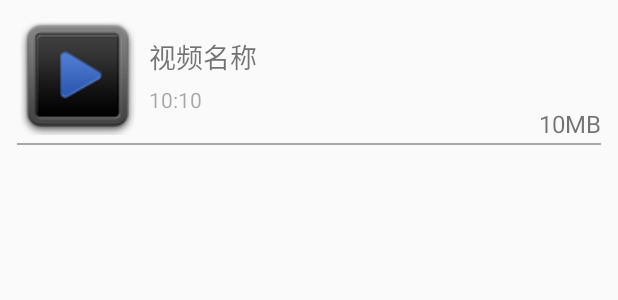
After one commit to ppq19960109/MobilePlay, an Android app: the layout adapt_video_pager.xml on its own in the app's theme, with its tools: preview values and no code run, on a phone screen of 412 x 824 dp. The commit adds this screen. Shown: the top 300 px of the screen. Run offline under Robolectric (Android 15) with nearby library versions, the phone set to English and light mode, and no system bars.

Commit message:
V1.11_9.22

```diff
--- /dev/null
+++ b/app/src/main/res/layout/adapt_video_pager.xml
@@ -0,0 +1,59 @@
+<?xml version="1.0" encoding="utf-8"?>
+<RelativeLayout xmlns:android="http://schemas.android.com/apk/res/android"
+    android:layout_width="match_parent"
+    android:padding="3dp"
+    android:minHeight="100dp"
+    android:layout_height="100dp">
+
+    <ImageView
+        android:id="@+id/iv_icon"
+        android:layout_centerVertical="true"
+        android:layout_marginLeft="8dp"
+        android:layout_width="80dp"
+        android:layout_height="80dp"
+        android:src="@drawable/video_default_icon" />
+
+    <LinearLayout
+        android:layout_toRightOf="@id/iv_icon"
+        android:layout_marginLeft="8dp"
+        android:layout_centerVertical="true"
+        android:orientation="vertical"
+        android:layout_width="wrap_content"
+        android:layout_height="wrap_content">
+
+        <TextView
+        android:id="@+id/tv_name"
+        android:text="视频名称"
+        android:textSize="18dp"
+        android:layout_width="wrap_content"
+        android:layout_height="wrap_content"/>
+
+        <TextView
+            android:id="@+id/tv_time"
+            android:text="10:10"
+            android:textSize="14dp"
+            android:layout_marginTop="5dp"
+            android:textColor="#55000000"
+            android:layout_width="wrap_content"
+            android:layout_height="wrap_content"/>
+    </LinearLayout>
+
+    <TextView
+        android:id="@+id/tv_size"
+       android:layout_alignParentRight="true"
+        android:layout_alignParentBottom="true"
+        android:layout_marginBottom="3dp"
+        android:layout_marginRight="8dp"
+        android:text="10MB"
+        android:textSize="16dp"
+        android:layout_width="wrap_content"
+        android:layout_height="wrap_content"/>
+
+    <View
+        android:layout_marginLeft="8dp"
+        android:layout_marginRight="8dp"
+        android:background="#55000000"
+        android:layout_alignParentBottom="true"
+        android:layout_width="match_parent"
+        android:layout_height="1dp"/>
+</RelativeLayout>
--- a/app/src/main/res/layout/fragment_video.xml
+++ b/app/src/main/res/layout/fragment_video.xml
@@ -4,6 +4,7 @@
     android:layout_height="match_parent">
 
     <ListView
+        android:divider="@null"
         android:id="@+id/listview"
         android:layout_width="wrap_content"
         android:layout_height="wrap_content"/>
```
Also changed, not shown: app/src/main/java/com/mobileplay/pager/VideoPager.java (+41 -13 lines).
